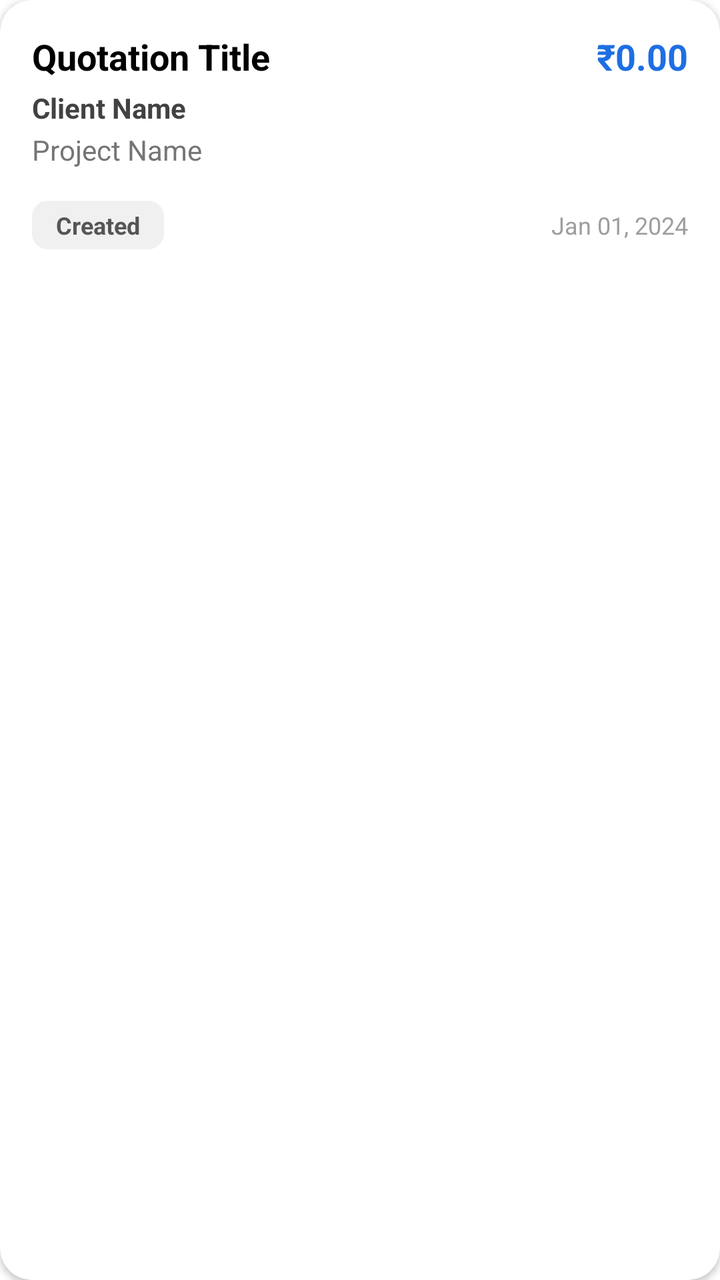
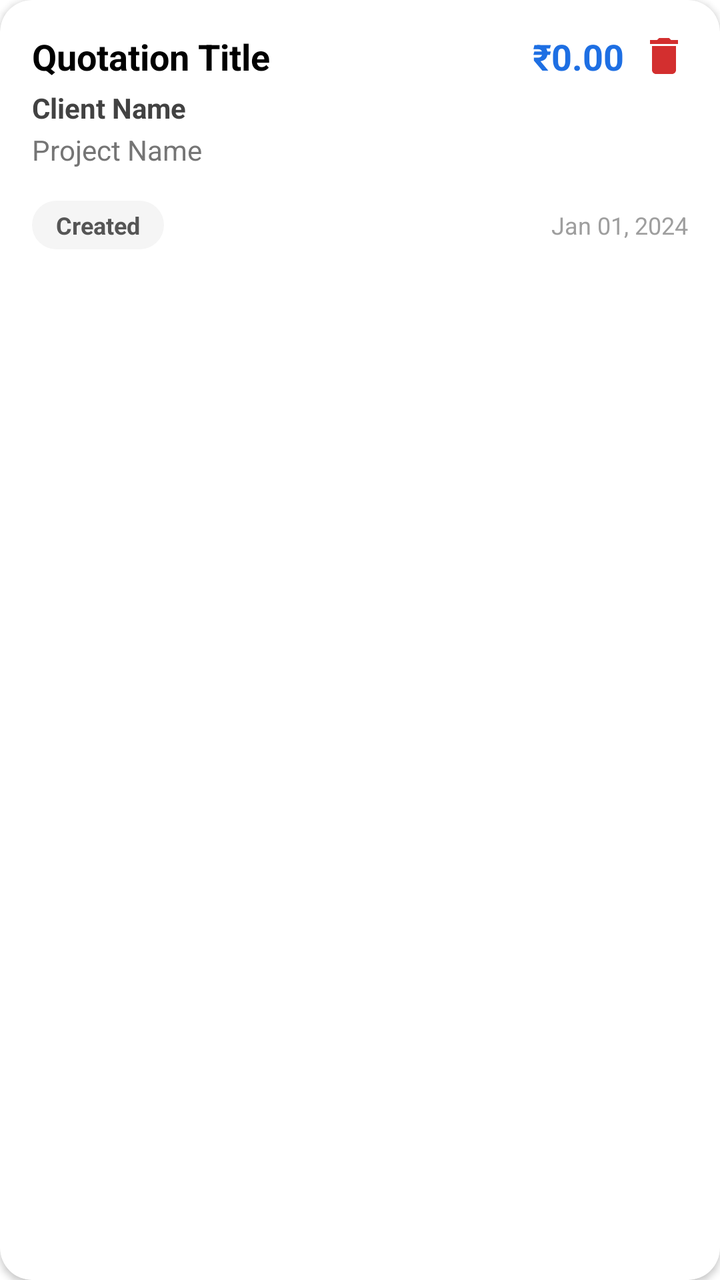

The first picture is an Android layout as it rendered before a commit; the second is the same layout after the commit. The layout source and the unified diff follow.
<!-- AndroidManifest.xml: application theme Theme.ProBuilder -->
<!-- res/layout/item_quotation.xml -->
<?xml version="1.0" encoding="utf-8"?>
<com.google.android.material.card.MaterialCardView xmlns:android="http://schemas.android.com/apk/res/android"
    xmlns:app="http://schemas.android.com/apk/res-auto"
    android:layout_width="match_parent"
    android:layout_height="wrap_content"
    android:layout_marginHorizontal="16dp"
    android:layout_marginVertical="8dp"
    android:clickable="true"
    android:focusable="true"
    android:foreground="?attr/selectableItemBackground"
    app:cardBackgroundColor="@android:color/white"
    app:cardCornerRadius="16dp"
    app:cardElevation="2dp">

    <LinearLayout
        android:layout_width="match_parent"
        android:layout_height="wrap_content"
        android:orientation="vertical"
        android:padding="16dp">

        <LinearLayout
            android:layout_width="match_parent"
            android:layout_height="wrap_content"
            android:orientation="horizontal">

            <TextView
                android:id="@+id/tvQuotationTitle"
                android:layout_width="0dp"
                android:layout_height="wrap_content"
                android:layout_weight="1"
                android:text="Quotation Title"
                android:textColor="@android:color/black"
                android:textSize="18sp"
                android:textStyle="bold" />

            <TextView
                android:id="@+id/tvQuotationAmount"
                android:layout_width="wrap_content"
                android:layout_height="wrap_content"
                android:text="₹0.00"
                android:textColor="#1E6FE3"
                android:textSize="18sp"
                android:textStyle="bold" />
        </LinearLayout>

        <TextView
            android:id="@+id/tvClientName"
            android:layout_width="wrap_content"
            android:layout_height="wrap_content"
            android:layout_marginTop="4dp"
            android:text="Client Name"
            android:textColor="#424242"
            android:textSize="14sp"
            android:textStyle="bold"/>

        <TextView
            android:id="@+id/tvProjectName"
            android:layout_width="wrap_content"
            android:layout_height="wrap_content"
            android:layout_marginTop="2dp"
            android:text="Project Name"
            android:textColor="#757575"
            android:textSize="14sp" />

        <LinearLayout
            android:layout_width="match_parent"
            android:layout_height="wrap_content"
            android:layout_marginTop="16dp"
            android:gravity="center_vertical"
            android:orientation="horizontal">

            <TextView
                android:id="@+id/tvQuotationStatus"
                android:layout_width="wrap_content"
                android:layout_height="wrap_content"
                android:background="@drawable/rounded_button_light_gray"
                android:paddingHorizontal="12dp"
                android:paddingVertical="4dp"
                android:text="Created"
                android:textColor="#555555"
                android:textSize="12sp"
                android:textStyle="bold" />

            <View
                android:layout_width="0dp"
                android:layout_height="0dp"
                android:layout_weight="1" />

            <TextView
                android:id="@+id/tvCreatedDate"
                android:layout_width="wrap_content"
                android:layout_height="wrap_content"
                android:text="Jan 01, 2024"
                android:textColor="#9E9E9E"
                android:textSize="12sp" />
        </LinearLayout>

    </LinearLayout>

</com.google.android.material.card.MaterialCardView>
<!-- resources referenced by this layout -->
<resources>
  <!-- drawable rounded_button_light_gray (drawable) -->
  <?xml version="1.0" encoding="utf-8"?>
  <shape xmlns:android="http://schemas.android.com/apk/res/android"
      android:shape="rectangle">
      <solid android:color="#F0F0F0" />
      <corners android:radius="8dp" />
  </shape>
  <style name="Theme.ProBuilder" parent="Theme.MaterialComponents.Light.NoActionBar">
          
          <item name="colorPrimary">@color/colorPrimary</item>
          <item name="colorPrimaryVariant">@color/colorPrimaryDark</item>
          <item name="colorOnPrimary">@color/white</item>
          
          <item name="colorSecondary">@color/colorAccent</item>
          <item name="colorSecondaryVariant">@color/colorAccent</item>
          <item name="colorOnSecondary">@color/white</item>
          
          <item name="android:statusBarColor">?attr/colorPrimaryVariant</item>
      </style>
  <color name="colorPrimary">#6200EE</color>
  <color name="colorPrimaryDark">#3700B3</color>
  <color name="white">#FFFFFF</color>
  <color name="colorAccent">#03DAC5</color>
</resources>

<!-- the commit's change to res/layout/item_quotation.xml (unified diff, before → after) -->
@@ -21,6 +21,7 @@
         <LinearLayout
             android:layout_width="match_parent"
             android:layout_height="wrap_content"
+            android:gravity="center_vertical"
             android:orientation="horizontal">
 
             <TextView
@@ -41,6 +42,15 @@
                 android:textColor="#1E6FE3"
                 android:textSize="18sp"
                 android:textStyle="bold" />
+                
+            <ImageView
+                android:id="@+id/ivDeleteQuotation"
+                android:layout_width="24dp"
+                android:layout_height="24dp"
+                android:layout_marginStart="8dp"
+                android:src="@drawable/ic_delete"
+                app:tint="#D32F2F"
+                android:contentDescription="Delete Quotation" />
         </LinearLayout>
 
         <TextView
<!-- resource entries referenced after the edit -->
@@ -1,11 +1,21 @@
 <!-- resources referenced by this layout -->
 <resources>
+  <!-- drawable ic_delete (drawable) -->
+  <vector xmlns:android="http://schemas.android.com/apk/res/android"
+      android:width="24dp"
+      android:height="24dp"
+      android:viewportWidth="24.0"
+      android:viewportHeight="24.0">
+      <path
+          android:fillColor="#FF000000"
+          android:pathData="M6,19c0,1.1 0.9,2 2,2h8c1.1,0 2,-0.9 2,-2V7H6v12zM19,4h-3.5l-1,-1h-5l-1,1H5v2h14V4z"/>
+  </vector>
   <!-- drawable rounded_button_light_gray (drawable) -->
   <?xml version="1.0" encoding="utf-8"?>
   <shape xmlns:android="http://schemas.android.com/apk/res/android"
       android:shape="rectangle">
-      <solid android:color="#F0F0F0" />
-      <corners android:radius="8dp" />
+      <solid android:color="#F5F5F5" />
+      <corners android:radius="16dp" />
   </shape>
   <style name="Theme.ProBuilder" parent="Theme.MaterialComponents.Light.NoActionBar">
           
@@ -18,10 +28,17 @@
           <item name="colorOnSecondary">@color/white</item>
           
           <item name="android:statusBarColor">?attr/colorPrimaryVariant</item>
+          <item name="android:windowAnimationStyle">@style/WindowAnimationTransition</item>
       </style>
   <color name="colorPrimary">#6200EE</color>
   <color name="colorPrimaryDark">#3700B3</color>
   <color name="white">#FFFFFF</color>
   <color name="colorAccent">#03DAC5</color>
+  <style name="WindowAnimationTransition">
+          <item name="android:activityOpenEnterAnimation">@anim/slide_in_right</item>
+          <item name="android:activityOpenExitAnimation">@anim/slide_out_left</item>
+          <item name="android:activityCloseEnterAnimation">@anim/slide_in_left</item>
+          <item name="android:activityCloseExitAnimation">@anim/slide_out_right</item>
+      </style>
 </resources>
 
